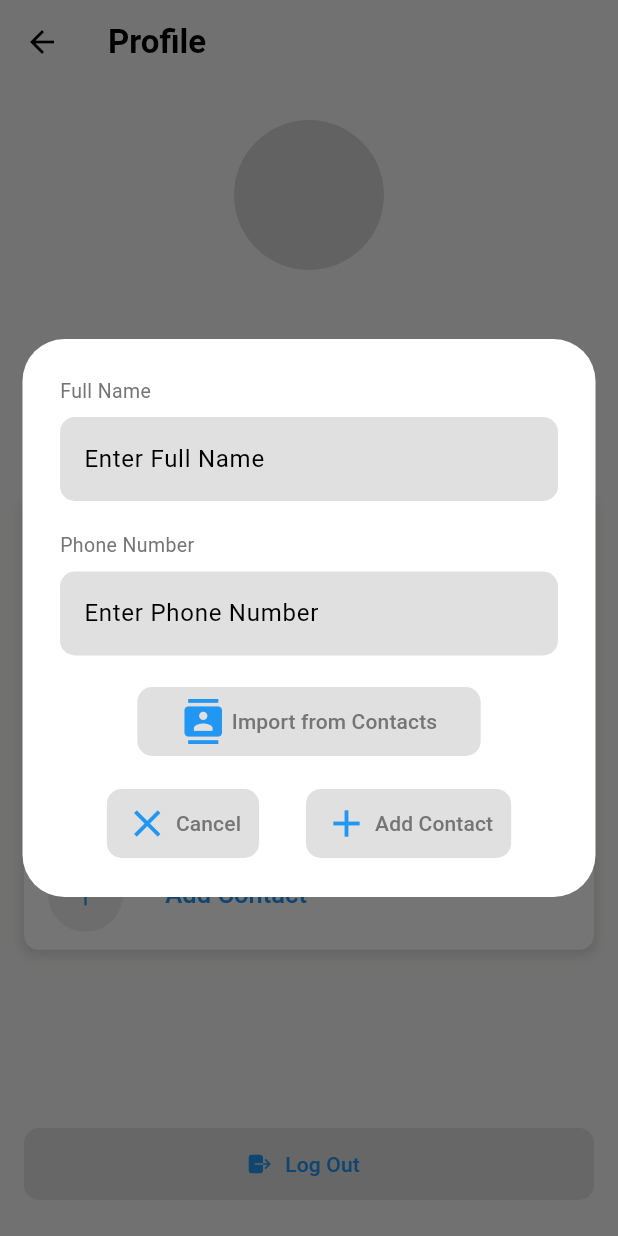
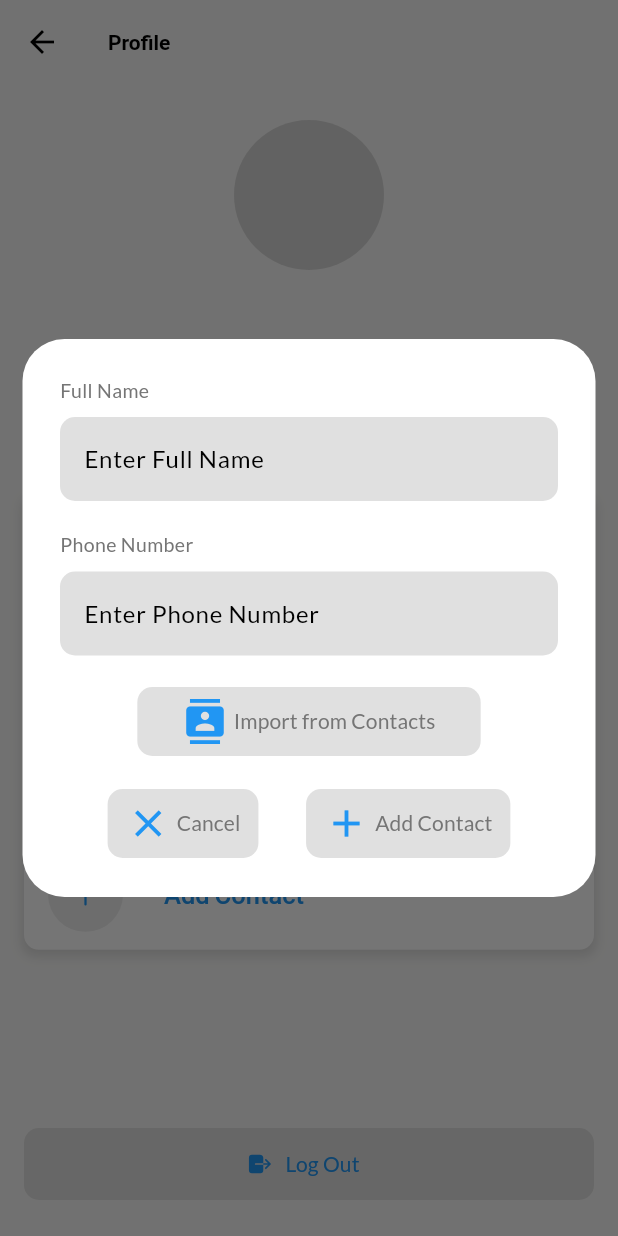
Before and after one commit to CoEAI-SmartCommute/App, a Flutter app: the ProfileScreen screen opened directly, after a tap on an icon or button, on a phone screen of 412 x 824 dp. Run offline on Flutter 3.47's test engine with Material 3 defaults, Android fonts, the light colour scheme and no system bars; drawn by our look-alikes of cached_network_image; our stand-ins replace bubble, circular_countdown_timer, cloud_firestore, contacts_service, device_info_plus, dotted_border and 16 more; missing offline and left inert: background_sms, camera_camera, flutter_osm_plugin, flutter_phone_direct_caller, images_picker, shake and 2 more; accounts and stored records are empty; network calls fail.

Commit message:
Theme Fixes + Dark Button Change

```diff
--- a/lib/Theme/theme.dart
+++ b/lib/Theme/theme.dart
@@ -1,33 +1,48 @@
 import 'package:flutter/material.dart';
+import 'package:google_fonts/google_fonts.dart';
 
 ThemeData lightTheme = ThemeData(
+  fontFamily: GoogleFonts.lato().fontFamily,
   brightness: Brightness.light,
+  primaryTextTheme: GoogleFonts.latoTextTheme(),
+  textTheme: GoogleFonts.latoTextTheme(),
   appBarTheme: const AppBarTheme(
     backgroundColor: Colors.white,
+    elevation: 0,
+    titleTextStyle: TextStyle(color: Colors.black, fontWeight: FontWeight.bold),
+    iconTheme: IconThemeData(color: Colors.black),
   ),
   bottomSheetTheme: const BottomSheetThemeData(
     backgroundColor: Colors.white,
   ),
-  colorScheme: const ColorScheme.light(
+  colorScheme: ColorScheme.light(
     background: Colors.white,
     primary: Colors.blue,
-    secondary: Color(0xff868782),
+    secondary: (Colors.grey[200])!,
     tertiary: Color(0xffEBEBEB),
+    surface: Colors.white,
+    onSurface: Colors.black,
   ),
 );
 
 ThemeData darkTheme = ThemeData(
+  fontFamily: GoogleFonts.lato().fontFamily,
   brightness: Brightness.dark,
   appBarTheme: AppBarTheme(
-    backgroundColor: Colors.grey[800],
+    backgroundColor: Colors.grey[900],
+    elevation: 0,
+    titleTextStyle: TextStyle(color: Colors.white, fontWeight: FontWeight.bold),
+    iconTheme: IconThemeData(color: Colors.white),
   ),
-  bottomSheetTheme: const BottomSheetThemeData(
-    backgroundColor: Colors.white,
+  bottomSheetTheme: BottomSheetThemeData(
+    backgroundColor: Colors.grey[900],
   ),
-  colorScheme: const ColorScheme.dark(
+  colorScheme: ColorScheme.dark(
     background: Colors.black,
     primary: Colors.blue,
-    secondary: Color(0xff868782),
-    tertiary: Color(0xffEBEBEB),
+    secondary: (Colors.grey[200])!,
+    tertiary: Color(0xFF303030), // Darker color for tertiary in dark mode
+    surface: Colors.grey,
+    onSurface: Colors.black,
   ),
 );
--- a/lib/components/profile/addfriend.dart
+++ b/lib/components/profile/addfriend.dart
@@ -6,7 +6,7 @@ import 'package:permission_handler/permission_handler.dart';
 class AddContactDialog extends StatefulWidget {
   final String userId;
 
-  const AddContactDialog({Key? key, required this.userId}) : super(key: key);
+  const AddContactDialog({super.key, required this.userId});
 
   @override
   AddContactDialogState createState() => AddContactDialogState();
@@ -172,13 +172,13 @@ class CustomFormField extends StatelessWidget {
   final TextInputType? keyboardType;
 
   const CustomFormField({
-    Key? key,
+    super.key,
     required this.controller,
     required this.label,
     required this.hintText,
     this.validator,
     this.keyboardType,
-  }) : super(key: key);
+  });
 
   @override
   Widget build(BuildContext context) {
--- a/lib/screens/chat.dart
+++ b/lib/screens/chat.dart
@@ -17,7 +17,7 @@ class ChatScreen extends StatefulWidget {
 
 class ChatScreenState extends State<ChatScreen> {
   final user = FirebaseAuth.instance.currentUser;
-  List<types.Message> _messages = [];
+  final List<types.Message> _messages = [];
   types.User _user = const types.User(id: 'user_id');
   final types.User _bot = const types.User(id: 'bot_id');
   final _uuid = const Uuid();
```
Also changed, not shown: lib/Theme/changethemebutton.dart (+5 -8 lines), lib/components/home/bottomsheet.dart (+43 -42 lines), lib/login/register.dart (+8 -10 lines), lib/screens/home.dart (+12 -2 lines).
